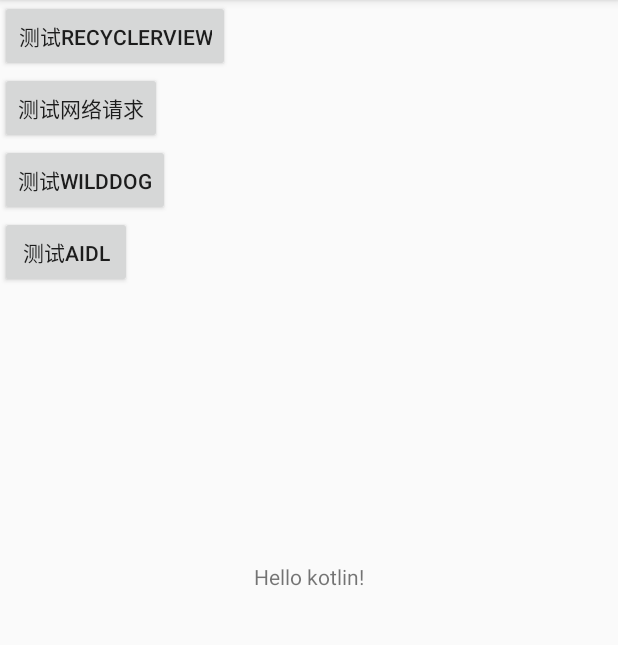
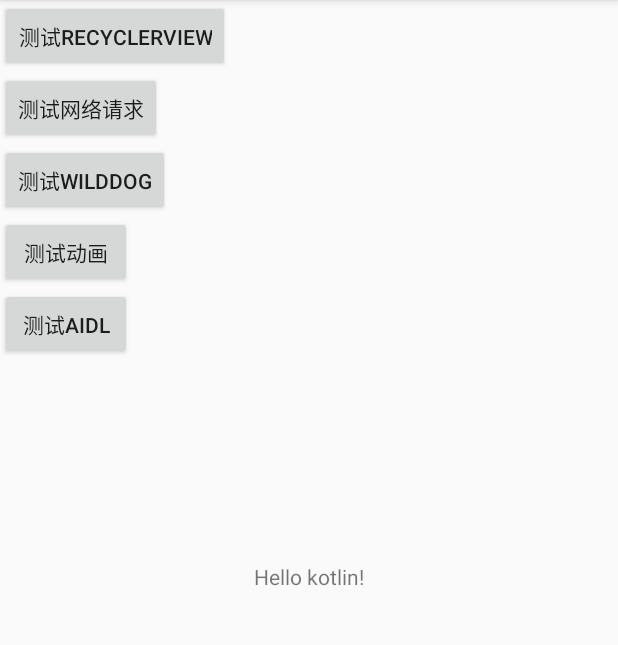
Before and after one commit to laufly/TestKotlin, an Android app: the screen it shows after launch (MainActivity), on a phone screen of 412 x 824 dp, the part 84-729 px from its top. Run offline under Robolectric (Android 15) with nearby library versions, the phone set to English and light mode, and no system bars.

```diff
--- a/app/src/main/java/com/wilddog/testkotlin/activity/AnimatorActivity.kt
+++ b/app/src/main/java/com/wilddog/testkotlin/activity/AnimatorActivity.kt
@@ -13,11 +13,11 @@ class AnimatorActivity : AppCompatActivity() {
         super.onCreate(savedInstanceState)
         setContentView(R.layout.activity_animator)
 
-        var retation: ObjectAnimator = ObjectAnimator.ofFloat(iv_animator,"retation",0f,360f)
+        var retation: ObjectAnimator = ObjectAnimator.ofFloat(iv_animator,"rotation",0f,360f)
         var transAnimator : ObjectAnimator = ObjectAnimator.ofFloat(iv_animator,"alpha",1.0f,0.5f,0.8f,1f)
         var set = AnimatorSet()
         set.playTogether(retation,transAnimator)
-        set.setDuration(1000)
+        set.setDuration(5000)
         set.start()
     }
 
--- a/app/src/main/res/layout/activity_main.xml
+++ b/app/src/main/res/layout/activity_main.xml
@@ -39,6 +39,12 @@
         <Button
         android:layout_width="wrap_content"
         android:layout_height="wrap_content"
+        android:text="测试动画"
+        android:id="@+id/btn_animator"
+        />
+        <Button
+        android:layout_width="wrap_content"
+        android:layout_height="wrap_content"
         android:text="测试aidl"
         android:id="@+id/btn_aidl"
         />
```
Also changed, not shown: app/src/main/java/com/wilddog/testkotlin/activity/MainActivity.kt (+18 -3 lines).
